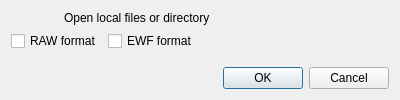
Before: the Qt Designer form ui/gui/resources/evidencedialog.ui in halbbob/dff, drawn with Qt 5.
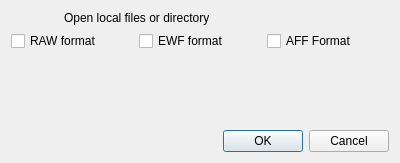
After: the same form once the commit is applied. Icons and pictures are not drawn.

Commit message: Add AFF support in evidence dialog

```diff
--- a/ui/gui/resources/evidencedialog.ui
+++ b/ui/gui/resources/evidencedialog.ui
@@ -21,6 +21,14 @@
   <property name="windowModality">
    <enum>Qt::NonModal</enum>
   </property>
+  <property name="geometry">
+   <rect>
+    <x>0</x>
+    <y>0</y>
+    <width>400</width>
+    <height>163</height>
+   </rect>
+  </property>
   <property name="minimumSize">
    <size>
     <width>400</width>
@@ -68,7 +76,7 @@
     </layout>
    </item>
    <item row="1" column="0">
-    <layout class="QHBoxLayout" name="horizontalLayout_2">
+    <layout class="QHBoxLayout" name="horizontalLayout_2" stretch="3,3,3">
      <item>
       <widget class="QCheckBox" name="rawcheck">
        <property name="sizePolicy">
@@ -101,6 +109,16 @@
        </property>
       </widget>
      </item>
+     <item>
+      <widget class="QCheckBox" name="affcheck">
+       <property name="text">
+        <string>AFF Format</string>
+       </property>
+       <property name="autoExclusive">
+        <bool>true</bool>
+       </property>
+      </widget>
+     </item>
     </layout>
    </item>
    <item row="2" column="0">
```
Left out of the diff: 16 changed lines with no effect on the pictures. The commit also changes 1 other file.
